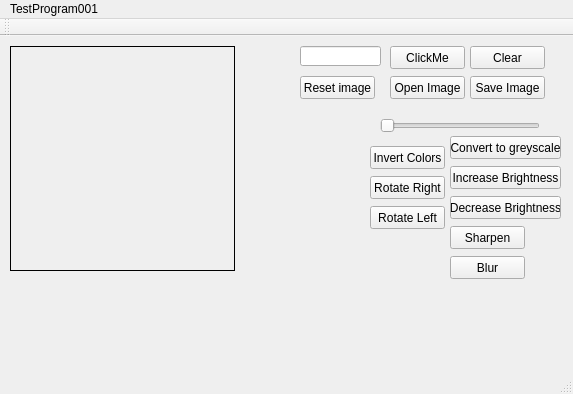
This is mainwindow.ui in SecT/ImageProcessQT as Qt 5 draws it before an edit. The edited form follows.
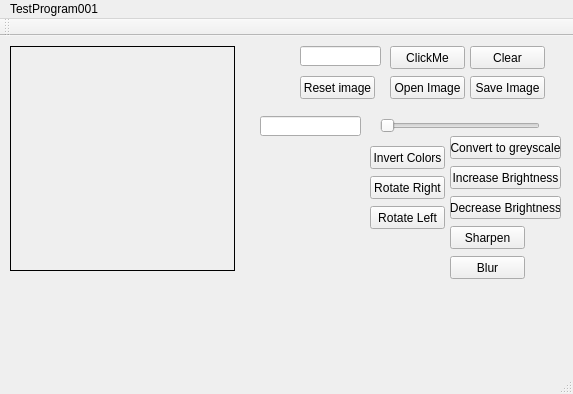
This is the edited form. Icons and pictures are not drawn. Custom widgets are drawn as their Qt base class.

Commit message:
Subclassed QLabel
QLabel -> myQLabel.
Added mouse events to myQLabel.

The edit to the form file:
```diff
--- a/mainwindow.ui
+++ b/mainwindow.ui
@@ -243,6 +243,16 @@
      <string>Rotate Left</string>
     </property>
    </widget>
+   <widget class="QLineEdit" name="lineEdit_2">
+    <property name="geometry">
+     <rect>
+      <x>260</x>
+      <y>80</y>
+      <width>101</width>
+      <height>20</height>
+     </rect>
+    </property>
+   </widget>
   </widget>
   <widget class="QMenuBar" name="menuBar">
    <property name="geometry">
@@ -277,6 +287,13 @@
   </action>
  </widget>
  <layoutdefault spacing="6" margin="11"/>
+ <customwidgets>
+  <customwidget>
+   <class>myQLabel</class>
+   <extends>QLabel</extends>
+   <header location="global">myqlabel.h</header>
+  </customwidget>
+ </customwidgets>
  <resources>
   <include location="images.qrc"/>
  </resources>
```
Left out of the diff: 2 changed lines with no effect on the pictures. The commit also changes 8 other files.
